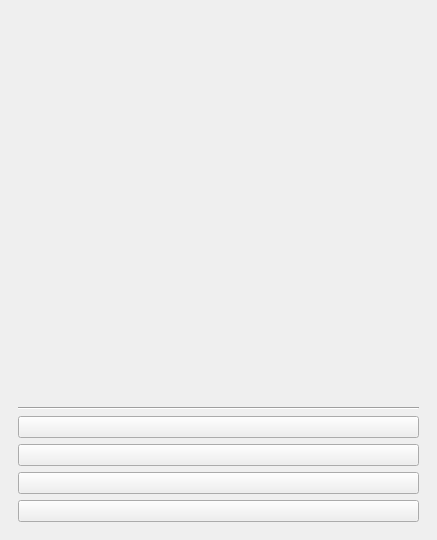
The window that display/origin_files/mainWindow.ui (fernandoveragul/cour) describes before a commit, drawn with Qt 5.
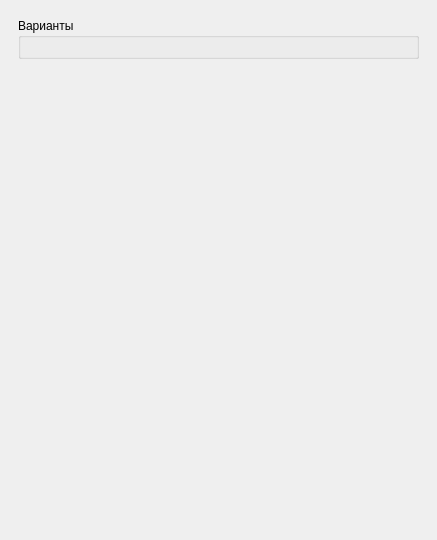
The same window after the commit.

Commit message: Create new window

The edit to the form file:
```diff
--- a/display/origin_files/mainWindow.ui
+++ b/display/origin_files/mainWindow.ui
@@ -18,7 +18,7 @@
     <item>
      <widget class="QStackedWidget" name="stackedWidget">
       <property name="currentIndex">
-       <number>4</number>
+       <number>3</number>
       </property>
       <widget class="QWidget" name="helloPage">
        <layout class="QGridLayout" name="gridLayout">
@@ -203,55 +203,6 @@
         </item>
        </layout>
       </widget>
-      <widget class="QWidget" name="testsPage">
-       <layout class="QGridLayout" name="gridLayout_4">
-        <item row="1" column="0">
-         <widget class="Line" name="line_2">
-          <property name="orientation">
-           <enum>Qt::Horizontal</enum>
-          </property>
-         </widget>
-        </item>
-        <item row="0" column="0">
-         <widget class="QLabel" name="lblTextQuestion">
-          <property name="text">
-           <string/>
-          </property>
-          <property name="alignment">
-           <set>Qt::AlignCenter</set>
-          </property>
-         </widget>
-        </item>
-        <item row="4" column="0">
-         <widget class="QPushButton" name="btnThirdAnswer">
-          <property name="text">
-           <string/>
-          </property>
-         </widget>
-        </item>
-        <item row="3" column="0">
-         <widget class="QPushButton" name="btnSecondAnswer">
-          <property name="text">
-           <string/>
-          </property>
-         </widget>
-        </item>
-        <item row="2" column="0">
-         <widget class="QPushButton" name="btnFirsAnswer">
-          <property name="text">
-           <string/>
-          </property>
-         </widget>
-        </item>
-        <item row="5" column="0">
-         <widget class="QPushButton" name="btnFourAnswer">
-          <property name="text">
-           <string/>
-          </property>
-         </widget>
-        </item>
-       </layout>
-      </widget>
      </widget>
     </item>
    </layout>
```
The commit also changes 6 other files.
